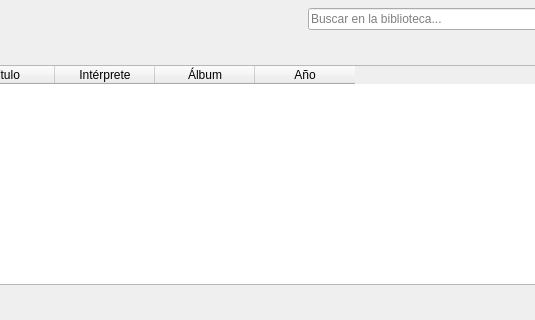
JafetFF/Base-de-datos-musical, file Interface/Interface/mainwindow.ui: the form before one commit; both pictures show x 266 to 801 and y 0 to 320 of the 1100 by 700 pixel window.
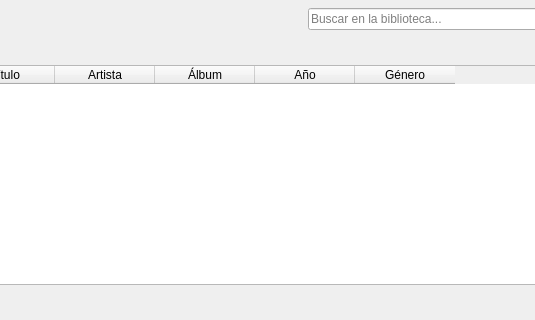
The form after the commit.

Commit message: Correccion de test

The edit to the form file:
```diff
--- a/Interface/Interface/mainwindow.ui
+++ b/Interface/Interface/mainwindow.ui
@@ -187,6 +187,9 @@
          </item>
          <item>
           <widget class="QTableWidget" name="songsTable">
+           <property name="columnCount">
+            <number>5</number>
+           </property>
            <column>
             <property name="text">
              <string>Título</string>
@@ -194,7 +197,7 @@
            </column>
            <column>
             <property name="text">
-             <string>Intérprete</string>
+             <string>Artista</string>
             </property>
            </column>
            <column>
@@ -207,6 +210,11 @@
              <string>Año</string>
             </property>
            </column>
+           <column>
+            <property name="text">
+             <string>Género</string>
+            </property>
+           </column>
           </widget>
          </item>
         </layout>
```
The commit also changes 2 other files.
